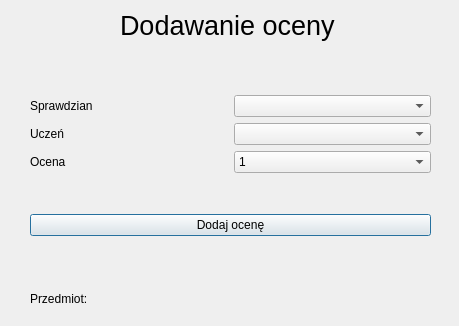
Old version of the form ui/addnote.ui in the repository chixPL/excalibur.
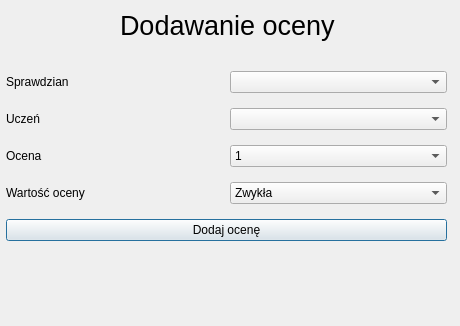
New version of the form.

Commit message: Dodawanie ocen przez GUI

```diff
--- a/ui/addnote.ui
+++ b/ui/addnote.ui
@@ -6,7 +6,7 @@
    <rect>
     <x>0</x>
     <y>0</y>
-    <width>459</width>
+    <width>460</width>
     <height>326</height>
    </rect>
   </property>
@@ -31,17 +31,28 @@
     <string>Dodawanie oceny</string>
    </property>
   </widget>
+  <widget class="QLabel" name="label_5">
+   <property name="geometry">
+    <rect>
+     <x>20</x>
+     <y>290</y>
+     <width>401</width>
+     <height>17</height>
+    </rect>
+   </property>
+   <property name="text">
+    <string/>
+   </property>
+  </widget>
   <widget class="QWidget" name="layoutWidget">
    <property name="geometry">
     <rect>
-     <x>30</x>
-     <y>60</y>
-     <width>401</width>
-     <height>211</height>
+     <x>6</x>
+     <y>62</y>
+     <width>441</width>
+     <height>191</height>
     </rect>
    </property>
-   <layout class="QVBoxLayout" name="verticalLayout">
-    <item>
      <layout class="QGridLayout" name="gridLayout">
       <item row="0" column="0">
        <widget class="QLabel" name="label_2">
@@ -154,9 +165,33 @@
         </item>
        </widget>
       </item>
-     </layout>
+    <item row="3" column="0">
+     <widget class="QLabel" name="label_6">
+      <property name="text">
+       <string>Wartość oceny</string>
+      </property>
+     </widget>
     </item>
+    <item row="3" column="1">
+     <widget class="QComboBox" name="comboBox_4">
     <item>
+       <property name="text">
+        <string>Zwykła</string>
+       </property>
+      </item>
+      <item>
+       <property name="text">
+        <string>Semestralna</string>
+       </property>
+      </item>
+      <item>
+       <property name="text">
+        <string>Końcowa</string>
+       </property>
+      </item>
+     </widget>
+    </item>
+    <item row="4" column="0" colspan="2">
      <widget class="QPushButton" name="pushButton">
       <property name="text">
        <string>Dodaj ocenę</string>
@@ -165,19 +200,6 @@
     </item>
    </layout>
   </widget>
-  <widget class="QLabel" name="label_5">
-   <property name="geometry">
-    <rect>
-     <x>30</x>
-     <y>290</y>
-     <width>401</width>
-     <height>17</height>
-    </rect>
-   </property>
-   <property name="text">
-    <string>Przedmiot:</string>
-   </property>
-  </widget>
  </widget>
  <resources/>
  <connections/>
```
Lines whose indentation alone changed are shown as unchanged. The commit also changes 2 other files.
